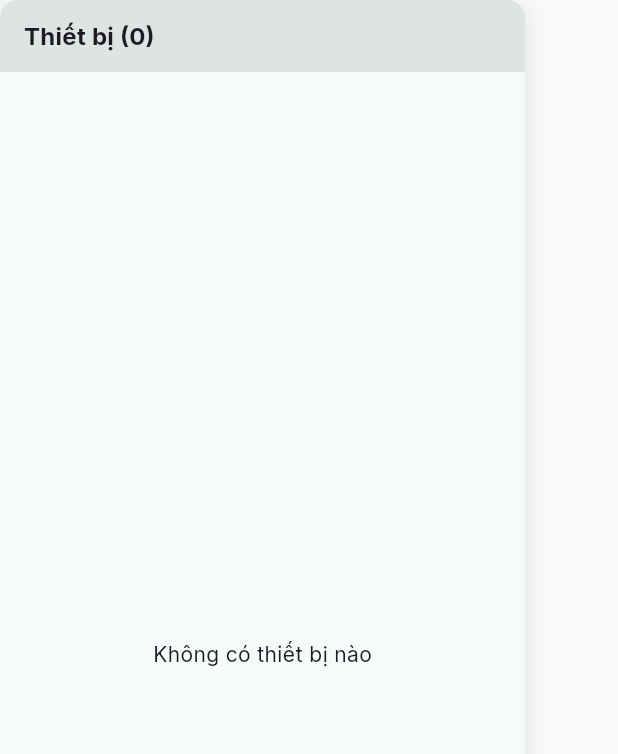
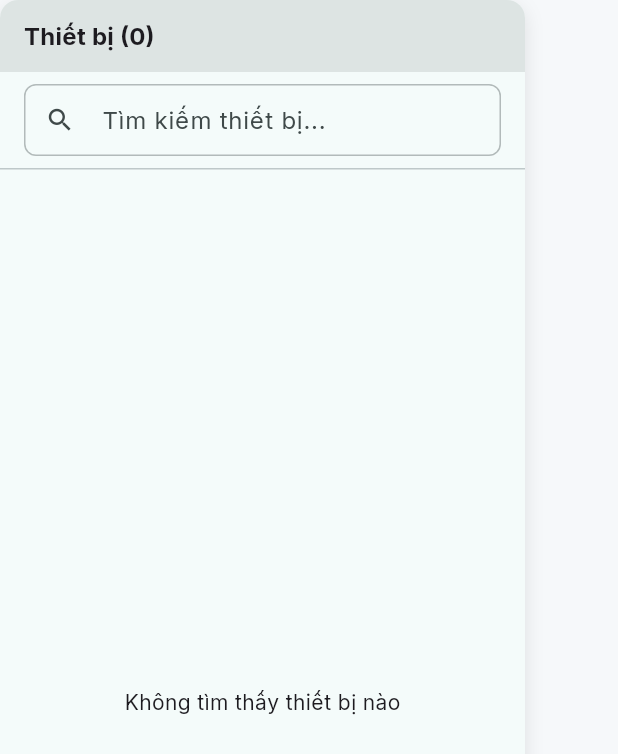
Before and after one commit to trantrung20xx/v_monitor, a Flutter app: the DeviceListOverlay widget shown alone on an empty page, opened directly with empty values, on a phone screen of 412 x 824 dp. Shown: the top 754 px of the screen. Run offline on Flutter 3.47's test engine with Material 3 defaults, Android fonts, the light colour scheme and no system bars; our stand-ins replace dio, equatable, flutter_bloc, flutter_map, geocoding, go_router and 2 more; network calls fail.

Commit message:
feat(map): bổ sung thanh tìm kiếm vào Device List Overlay - [UI]: Thêm TextField tìm kiếm thiết kế bo góc, đổ viền đồng bộ với Material 3 vào phía trên danh sách thiết bị. - [Logic]: Chuyển DeviceListOverlay sang StatefulWidget để lưu trữ trạng thái từ khóa tìm kiếm (_searchQuery). - [Feature]: Implement cơ chế lọc danh sách thiết bị theo thời gian thực (Realtime filter) dựa trên Tên thiết bị (Name) hoặc Mã thiết bị (Device Code), bỏ qua phân biệt hoa/thường. Bổ sung trạng thái 'Không tìm thấy thiết bị nào' (Empty State) khi không có kết quả phù hợp.

```diff
--- a/lib/features/map/widgets/device_list_overlay.dart
+++ b/lib/features/map/widgets/device_list_overlay.dart
@@ -2,7 +2,7 @@ import 'package:flutter/material.dart';
 import '../../../data/models/device_model.dart';
 import '../../../domain/entities/device_status_resolver.dart';
 
-class DeviceListOverlay extends StatelessWidget {
+class DeviceListOverlay extends StatefulWidget {
   const DeviceListOverlay({
     super.key,
     required this.devices,
@@ -13,6 +13,13 @@ class DeviceListOverlay extends StatelessWidget {
   final List<DeviceModel> devices;
   final void Function(DeviceModel) onDeviceSelected;
   final VoidCallback? onClose;
+
+  @override
+  State<DeviceListOverlay> createState() => _DeviceListOverlayState();
+}
+
+class _DeviceListOverlayState extends State<DeviceListOverlay> {
+  String _searchQuery = '';
 
   @override
   Widget build(BuildContext context) {
@@ -44,15 +51,15 @@ class DeviceListOverlay extends StatelessWidget {
               mainAxisAlignment: MainAxisAlignment.spaceBetween,
               children: [
                 Text(
-                  'Thiết bị (${devices.length})',
+                  'Thiết bị (${widget.devices.length})',
                   style: theme.textTheme.titleMedium?.copyWith(
                     fontWeight: FontWeight.bold,
                   ),
                 ),
-                if (onClose != null)
+                if (widget.onClose != null)
                   IconButton(
                     icon: const Icon(Icons.close),
-                    onPressed: onClose,
+                    onPressed: widget.onClose,
                     padding: EdgeInsets.zero,
                     constraints: const BoxConstraints(),
                     iconSize: 20,
@@ -60,19 +67,61 @@ class DeviceListOverlay extends StatelessWidget {
               ],
             ),
           ),
+          // Search Bar
+          Padding(
+            padding: const EdgeInsets.fromLTRB(16, 8, 16, 8),
+            child: TextField(
+              decoration: InputDecoration(
+                hintText: 'Tìm kiếm thiết bị...',
+                prefixIcon: const Icon(Icons.search, size: 20),
+                contentPadding: const EdgeInsets.symmetric(horizontal: 16, vertical: 8),
+                border: OutlineInputBorder(
+                  borderRadius: BorderRadius.circular(8),
+                  borderSide: BorderSide(color: theme.colorScheme.outline.withValues(alpha: 0.5)),
+                ),
+                enabledBorder: OutlineInputBorder(
+                  borderRadius: BorderRadius.circular(8),
+                  borderSide: BorderSide(color: theme.colorScheme.outline.withValues(alpha: 0.5)),
+                ),
+                focusedBorder: OutlineInputBorder(
+                  borderRadius: BorderRadius.circular(8),
+                  borderSide: BorderSide(color: theme.colorScheme.primary),
+                ),
+                isDense: true,
+              ),
+              onChanged: (value) {
+                setState(() {
+                  _searchQuery = value;
+                });
+              },
+            ),
+          ),
+          const Divider(height: 1),
           // List
           Expanded(
-            child: devices.isEmpty
-                ? const Center(child: Text('Không có thiết bị nào'))
-                : ListView.separated(
+            child: Builder(
+              builder: (context) {
+                final filteredDevices = widget.devices.where((d) {
+                  final query = _searchQuery.toLowerCase();
+                  return d.name.toLowerCase().contains(query) ||
+                         d.deviceCode.toLowerCase().contains(query);
+                }).toList();
+
+                if (filteredDevices.isEmpty) {
+                  return const Center(child: Text('Không tìm thấy thiết bị nào'));
+                }
+
+                return ListView.separated(
                   padding: EdgeInsets.zero,
-                    itemCount: devices.length,
+                  itemCount: filteredDevices.length,
                   separatorBuilder: (context, index) => const Divider(height: 1),
                   itemBuilder: (context, index) {
-                      final device = devices[index];
+                    final device = filteredDevices[index];
                     return _DeviceListItem(
                       device: device,
-                        onTap: () => onDeviceSelected(device),
+                      onTap: () => widget.onDeviceSelected(device),
+                    );
+                  },
                 );
               },
             ),
```
Lines whose indentation alone changed are shown as unchanged.
